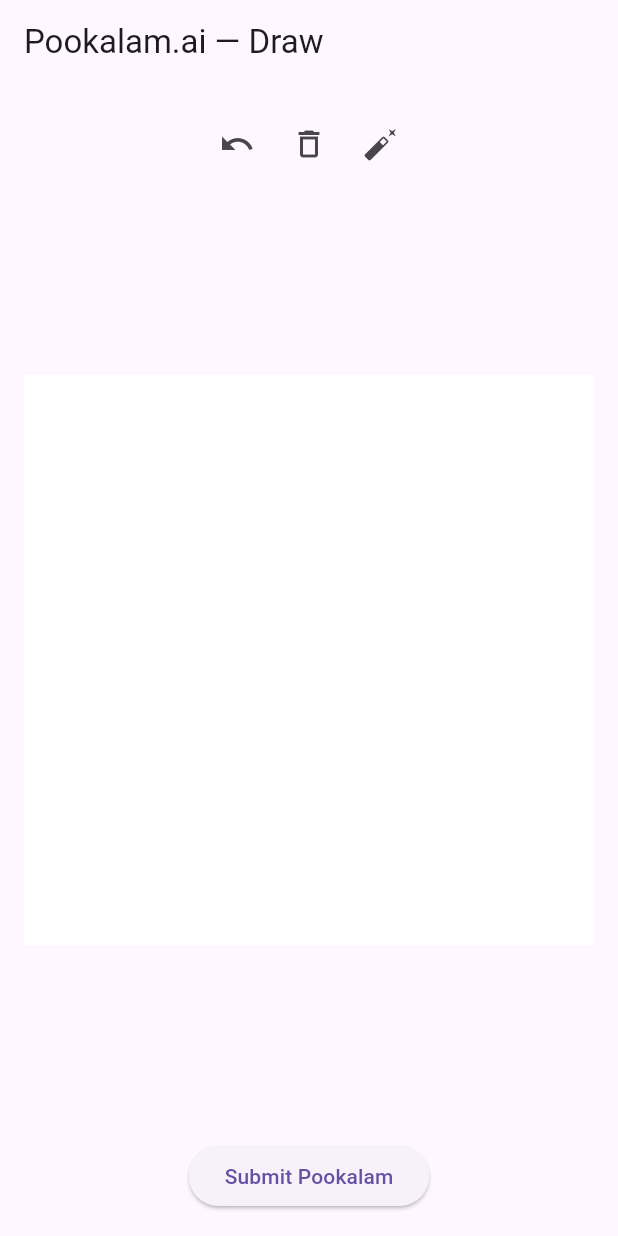
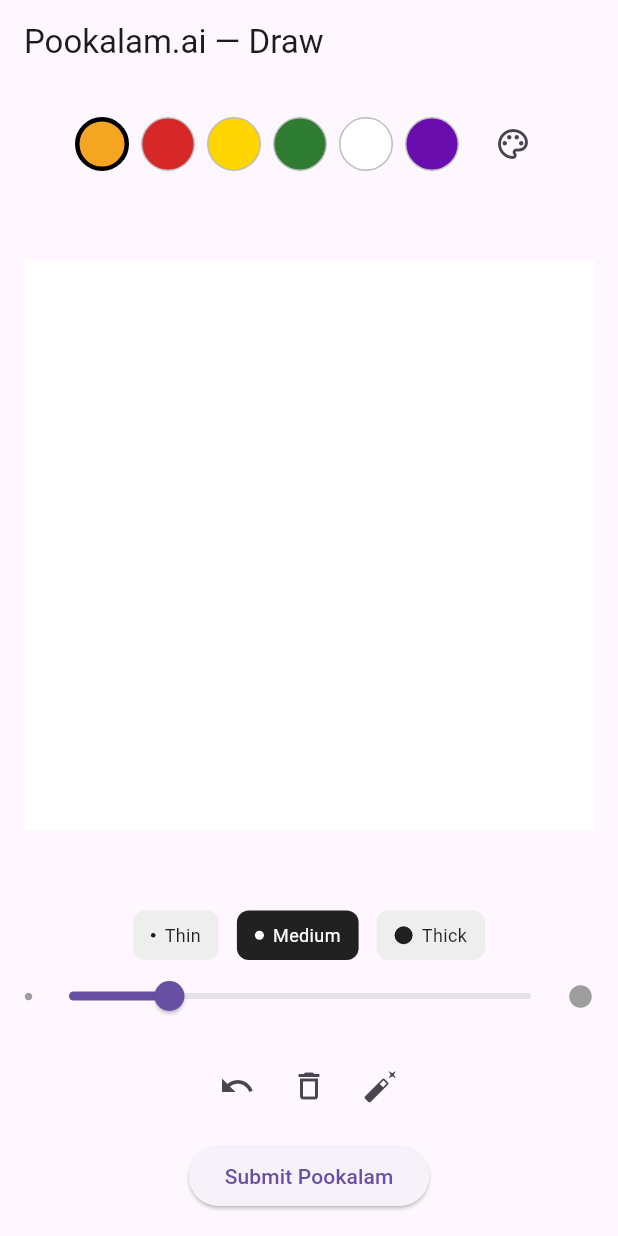
Before and after one commit to Technosaurus8/PookalamAI, a Flutter app: the screen it shows after launch, on a phone screen of 412 x 824 dp. Run offline on Flutter 3.47's test engine with Material 3 defaults, Android fonts, the phone set to English and light mode, and no system bars; our stand-ins replace firebase_core, flutter_colorpicker, google_fonts; accounts and stored records are empty.

Commit message:
added color and brush size adjustment

```diff
--- /dev/null
+++ b/lib/constants/brush_sizes.dart
@@ -0,0 +1,4 @@
+// lib/constants/brush_sizes.dart
+const double brushThin = 3.0;
+const double brushMedium = 6.0;
+const double brushThick = 12.0;
--- /dev/null
+++ b/lib/constants/onam_palette.dart
@@ -0,0 +1,11 @@
+// lib/constants/onam_palette.dart
+import 'package:flutter/material.dart';
+
+const List<Color> onamPalette = [
+  Color(0xFFF4A521), // marigold orange
+  Color(0xFFD62828), // red
+  Color(0xFFFFD500), // yellow
+  Color(0xFF2E7D32), // green
+  Color(0xFFFFFFFF), // white
+  Color(0xFF6A0DAD), // purple
+];
--- a/lib/screens/draw_screen.dart
+++ b/lib/screens/draw_screen.dart
@@ -1,6 +1,11 @@
+// lib/screens/draw_screen.dart
 import 'package:flutter/material.dart';
 import '../models/stroke.dart';
 import '../widgets/pookalam_canvas.dart';
+import '../widgets/color_swatch_row.dart';
+import '../widgets/brush_size_row.dart';
+import '../constants/onam_palette.dart';
+import '../constants/brush_sizes.dart';
 
 class DrawScreen extends StatefulWidget {
   const DrawScreen({super.key});
@@ -13,9 +18,8 @@ class _DrawScreenState extends State<DrawScreen> {
   final GlobalKey _repaintBoundaryKey = GlobalKey();
   final List<Stroke> _strokes = [];
 
-  Color _currentColor =
-      Colors.deepOrange; // stand-in for marigold swatch, swap in step 4
-  double _currentWidth = 4.0; // stand-in for brush-size presets, swap in step 5
+  Color _currentColor = onamPalette[0]; // marigold default
+  double _currentWidth = brushMedium;
   bool _isEraser = false;
 
   void _undo() {
@@ -31,6 +35,17 @@ class _DrawScreenState extends State<DrawScreen> {
     setState(() => _isEraser = !_isEraser);
   }
 
+  void _selectColor(Color color) {
+    setState(() {
+      _currentColor = color;
+      _isEraser = false; // picking a color implies going back to pencil
+    });
+  }
+
+  void _selectWidth(double width) {
+    setState(() => _currentWidth = width);
+  }
+
   @override
   Widget build(BuildContext context) {
     return Scaffold(
@@ -40,7 +55,34 @@ class _DrawScreenState extends State<DrawScreen> {
           padding: const EdgeInsets.all(16.0),
           child: Column(
             children: [
-              // Toolbar — bare bones for now, full palette/brush UI comes next
+              ColorSwatchRow(
+                selectedColor: _currentColor,
+                onColorSelected: _selectColor,
+              ),
+              const SizedBox(height: 12),
+              Expanded(
+                child: Center(
+                  child: ConstrainedBox(
+                    constraints: const BoxConstraints(
+                      maxWidth: 600,
+                      maxHeight: 600,
+                    ),
+                    child: PookalamCanvas(
+                      repaintBoundaryKey: _repaintBoundaryKey,
+                      currentColor: _currentColor,
+                      currentWidth: _currentWidth,
+                      isEraser: _isEraser,
+                      strokes: _strokes,
+                    ),
+                  ),
+                ),
+              ),
+              const SizedBox(height: 12),
+              BrushSizeRow(
+                selectedWidth: _currentWidth,
+                onWidthSelected: _selectWidth,
+              ),
+              const SizedBox(height: 12),
               Row(
                 mainAxisAlignment: MainAxisAlignment.center,
                 children: [
@@ -67,29 +109,9 @@ class _DrawScreenState extends State<DrawScreen> {
                 ],
               ),
               const SizedBox(height: 12),
-              // The square canvas — centered, responsive, capped so it
-              // doesn't blow past available height on short screens.
-              Expanded(
-                child: Center(
-                  child: ConstrainedBox(
-                    constraints: const BoxConstraints(
-                      maxWidth: 600,
-                      maxHeight: 600,
-                    ),
-                    child: PookalamCanvas(
-                      repaintBoundaryKey: _repaintBoundaryKey,
-                      currentColor: _currentColor,
-                      currentWidth: _currentWidth,
-                      isEraser: _isEraser,
-                      strokes: _strokes,
-                    ),
-                  ),
-                ),
-              ),
-              const SizedBox(height: 12),
               ElevatedButton(
                 onPressed: () {
-                  // Submit wiring comes in step 8-9 (RepaintBoundary -> image -> Worker)
+                  // Submit wiring: step 8-9
                 },
                 child: const Text('Submit Pookalam'),
               ),
--- /dev/null
+++ b/lib/widgets/brush_size_row.dart
@@ -0,0 +1,82 @@
+// lib/widgets/brush_size_row.dart
+import 'package:flutter/material.dart';
+import '../constants/brush_sizes.dart';
+
+class BrushSizeRow extends StatelessWidget {
+  final double selectedWidth;
+  final ValueChanged<double> onWidthSelected;
+
+  const BrushSizeRow({
+    super.key,
+    required this.selectedWidth,
+    required this.onWidthSelected,
+  });
+
+  Widget _sizeButton(double size, String label) {
+    final isSelected = selectedWidth == size;
+    return Padding(
+      padding: const EdgeInsets.symmetric(horizontal: 6),
+      child: GestureDetector(
+        onTap: () => onWidthSelected(size),
+        child: Container(
+          padding: const EdgeInsets.symmetric(horizontal: 12, vertical: 8),
+          decoration: BoxDecoration(
+            color: isSelected ? Colors.black87 : Colors.grey.shade200,
+            borderRadius: BorderRadius.circular(8),
+          ),
+          child: Row(
+            children: [
+              Container(
+                width: size,
+                height: size,
+                decoration: BoxDecoration(
+                  color: isSelected ? Colors.white : Colors.black87,
+                  shape: BoxShape.circle,
+                ),
+              ),
+              const SizedBox(width: 6),
+              Text(
+                label,
+                style: TextStyle(
+                  color: isSelected ? Colors.white : Colors.black87,
+                  fontSize: 12,
+                ),
+              ),
+            ],
+          ),
+        ),
+      ),
+    );
+  }
+
+  @override
+  Widget build(BuildContext context) {
+    return Column(
+      mainAxisSize: MainAxisSize.min,
+      children: [
+        Row(
+          mainAxisAlignment: MainAxisAlignment.center,
+          children: [
+            _sizeButton(brushThin, 'Thin'),
+            _sizeButton(brushMedium, 'Medium'),
+            _sizeButton(brushThick, 'Thick'),
+          ],
+        ),
+        Row(
+          children: [
+            const Icon(Icons.circle, size: 6, color: Colors.grey),
+            Expanded(
+              child: Slider(
+                min: 1.0,
+                max: 24.0,
+                value: selectedWidth.clamp(1.0, 24.0),
+                onChanged: onWidthSelected,
+              ),
+            ),
+            const Icon(Icons.circle, size: 18, color: Colors.grey),
+          ],
+        ),
+      ],
+    );
+  }
+}
--- /dev/null
+++ b/lib/widgets/color_swatch_row.dart
@@ -0,0 +1,84 @@
+// lib/widgets/color_swatch_row.dart
+import 'package:flutter/material.dart';
+import 'package:flutter_colorpicker/flutter_colorpicker.dart';
+import '../constants/onam_palette.dart';
+
+class ColorSwatchRow extends StatelessWidget {
+  final Color selectedColor;
+  final ValueChanged<Color> onColorSelected;
+
+  const ColorSwatchRow({
+    super.key,
+    required this.selectedColor,
+    required this.onColorSelected,
+  });
+
+  void _openFullPicker(BuildContext context) {
+    Color tempColor = selectedColor;
+    showDialog(
+      context: context,
+      builder: (ctx) {
+        return AlertDialog(
+          title: const Text('Pick a color'),
+          content: SingleChildScrollView(
+            child: ColorPicker(
+              pickerColor: selectedColor,
+              onColorChanged: (c) => tempColor = c,
+              enableAlpha: false,
+              labelTypes: const [],
+            ),
+          ),
+          actions: [
+            TextButton(
+              onPressed: () => Navigator.of(ctx).pop(),
+              child: const Text('Cancel'),
+            ),
+            ElevatedButton(
+              onPressed: () {
+                onColorSelected(tempColor);
+                Navigator.of(ctx).pop();
+              },
+              child: const Text('Select'),
+            ),
+          ],
+        );
+      },
+    );
+  }
+
+  Widget _swatch(Color color) {
+    final isSelected = color.value == selectedColor.value;
+    return GestureDetector(
+      onTap: () => onColorSelected(color),
+      child: Container(
+        width: 36,
+        height: 36,
+        margin: const EdgeInsets.symmetric(horizontal: 4),
+        decoration: BoxDecoration(
+          color: color,
+          shape: BoxShape.circle,
+          border: Border.all(
+            color: isSelected ? Colors.black : Colors.grey.shade400,
+            width: isSelected ? 3 : 1,
+          ),
+        ),
+      ),
+    );
+  }
+
+  @override
+  Widget build(BuildContext context) {
+    return Row(
+      mainAxisAlignment: MainAxisAlignment.center,
+      children: [
+        ...onamPalette.map(_swatch),
+        const SizedBox(width: 8),
+        IconButton(
+          icon: const Icon(Icons.palette_outlined),
+          tooltip: 'More colors',
+          onPressed: () => _openFullPicker(context),
+        ),
+      ],
+    );
+  }
+}
--- a/lib/widgets/pookalam_canvas.dart
+++ b/lib/widgets/pookalam_canvas.dart
@@ -1,4 +1,3 @@
-// lib/widgets/pookalam_canvas.dart
 import 'package:flutter/material.dart';
 import '../models/stroke.dart';
 
@@ -7,7 +6,7 @@ class PookalamCanvas extends StatefulWidget {
   final Color currentColor;
   final double currentWidth;
   final bool isEraser;
-  final List<Stroke> strokes; // lifted state, see note below
+  final List<Stroke> strokes;
 
   const PookalamCanvas({
     super.key,
@@ -25,8 +24,18 @@ class PookalamCanvas extends StatefulWidget {
 class _PookalamCanvasState extends State<PookalamCanvas> {
   Stroke? _activeStroke;
 
+  Offset _clampToCanvas(Offset point, Size canvasSize) {
+    return Offset(
+      point.dx.clamp(0.0, canvasSize.width),
+      point.dy.clamp(0.0, canvasSize.height),
+    );
+  }
+
   void _onPanStart(DragStartDetails details, RenderBox box) {
-    final local = box.globalToLocal(details.globalPosition);
+    final local = _clampToCanvas(
+      box.globalToLocal(details.globalPosition),
+      box.size,
+    );
     final stroke = Stroke(
       color: widget.isEraser ? Colors.white : widget.currentColor,
       width: widget.currentWidth,
@@ -40,7 +49,10 @@ class _PookalamCanvasState extends State<PookalamCanvas> {
 
   void _onPanUpdate(DragUpdateDetails details, RenderBox box) {
     if (_activeStroke == null) return;
-    final local = box.globalToLocal(details.globalPosition);
+    final local = _clampToCanvas(
+      box.globalToLocal(details.globalPosition),
+      box.size,
+    );
     setState(() {
       _activeStroke!.points.add(local);
     });
@@ -59,7 +71,7 @@ class _PookalamCanvasState extends State<PookalamCanvas> {
           return RepaintBoundary(
             key: widget.repaintBoundaryKey,
             child: Container(
-              color: Colors.white, // fixed canvas background
+              color: Colors.white,
               child: Builder(
                 builder: (ctx) {
                   return GestureDetector(
@@ -68,9 +80,11 @@ class _PookalamCanvasState extends State<PookalamCanvas> {
                     onPanUpdate: (d) =>
                         _onPanUpdate(d, ctx.findRenderObject() as RenderBox),
                     onPanEnd: _onPanEnd,
-                    child: CustomPaint(
-                      painter: PookalamPainter(strokes: widget.strokes),
-                      size: Size.infinite,
+                    child: ClipRect(
+                      child: CustomPaint(
+                        painter: PookalamPainter(strokes: widget.strokes),
+                        size: Size.infinite,
+                      ),
                     ),
                   );
                 },
--- a/pubspec.yaml
+++ b/pubspec.yaml
@@ -11,6 +11,7 @@ dependencies:
   firebase_core: 4.6.0
   flutter:
     sdk: flutter
+  flutter_colorpicker: ^1.1.0
   google_fonts: ^8.2.1
   http: ^1.6.0
 
```
Also changed, not shown: pubspec.lock.
